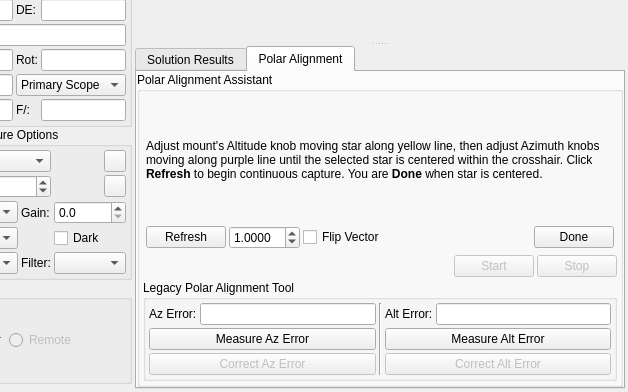
The window that kstars/ekos/align/align.ui (KDE/kstars) describes before a commit, drawn with Qt 5; both pictures show x 96 to 724 and y 235 to 627 of the 724 by 627 pixel window.
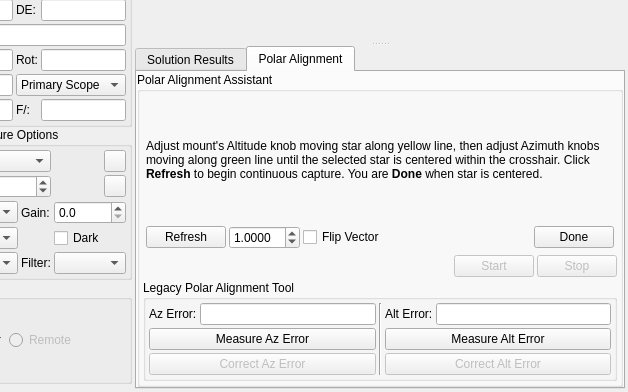
The same window after the commit. The open tabs and pages were chosen to show the change. Custom widgets are drawn as their Qt base class.

Commit message: Fix PAA type (purple -> green).

The edit to the form file:
```diff
--- a/kstars/ekos/align/align.ui
+++ b/kstars/ekos/align/align.ui
@@ -1516,7 +1516,7 @@
                <item>
                 <widget class="QLabel" name="refreshText">
                  <property name="text">
-                  <string>&lt;p&gt;Adjust mount's Altitude knob moving star along yellow line, then adjust Azimuth knobs moving along purple line until the selected star is centered within the crosshair. Click &lt;b&gt;Refresh&lt;/b&gt; to begin continuous capture. You are &lt;b&gt;Done&lt;/b&gt; when star is centered.&lt;/p&gt;</string>
+                  <string>&lt;p&gt;Adjust mount's Altitude knob moving star along yellow line, then adjust Azimuth knobs moving along green line until the selected star is centered within the crosshair. Click &lt;b&gt;Refresh&lt;/b&gt; to begin continuous capture. You are &lt;b&gt;Done&lt;/b&gt; when star is centered.&lt;/p&gt;</string>
                  </property>
                  <property name="wordWrap">
                   <bool>true</bool>
```
